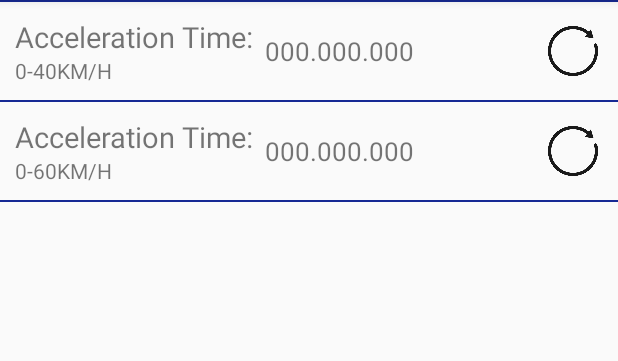
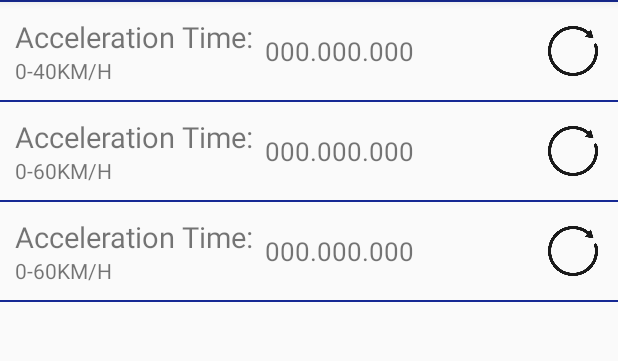
Before and after one commit to in-techouse/obd-car-diagnostic-pro, an Android app: the AccelerationTest screen opened directly, with no data from a screen before it, on a phone screen of 412 x 824 dp, the part 84-445 px from its top. Run offline under Robolectric (Android 15) with nearby library versions, the phone set to English and light mode, and no system bars.

Commit message:
working on acceleration test

```diff
--- a/app/src/main/res/layout/activity_acceleration_test.xml
+++ b/app/src/main/res/layout/activity_acceleration_test.xml
@@ -121,6 +121,56 @@
             android:background="@color/colorPrimaryDark" />
 
         <!-- Second block, for 0-80 KM/H -->
+        <RelativeLayout
+            android:layout_width="match_parent"
+            android:layout_height="wrap_content"
+            android:padding="@dimen/mp_10">
+
+            <LinearLayout
+                android:id="@+id/speed080"
+                android:layout_width="wrap_content"
+                android:layout_height="wrap_content"
+                android:layout_alignParentStart="true"
+                android:layout_centerVertical="true"
+                android:orientation="vertical">
+
+                <TextView
+                    android:layout_width="wrap_content"
+                    android:layout_height="wrap_content"
+                    android:text="Acceleration Time:"
+                    android:textSize="@dimen/textSize19" />
+
+                <TextView
+                    android:layout_width="wrap_content"
+                    android:layout_height="wrap_content"
+                    android:text="0-60KM/H" />
+            </LinearLayout>
+
+            <ImageView
+                android:id="@+id/reset080"
+                android:layout_width="40dp"
+                android:layout_height="40dp"
+                android:layout_alignParentEnd="true"
+                android:layout_centerVertical="true"
+                android:src="@drawable/reset" />
+
+            <TextView
+                android:id="@+id/time080"
+                android:layout_width="wrap_content"
+                android:layout_height="wrap_content"
+                android:layout_centerVertical="true"
+                android:layout_toStartOf="@id/reset080"
+                android:layout_toEndOf="@id/speed080"
+                android:padding="7dp"
+                android:text="000.000.000"
+                android:textSize="@dimen/textSize17" />
+
+        </RelativeLayout>
+
+        <View
+            android:layout_width="match_parent"
+            android:layout_height="1dp"
+            android:background="@color/colorPrimaryDark" />
     </LinearLayout>
 
 </ScrollView>
```
